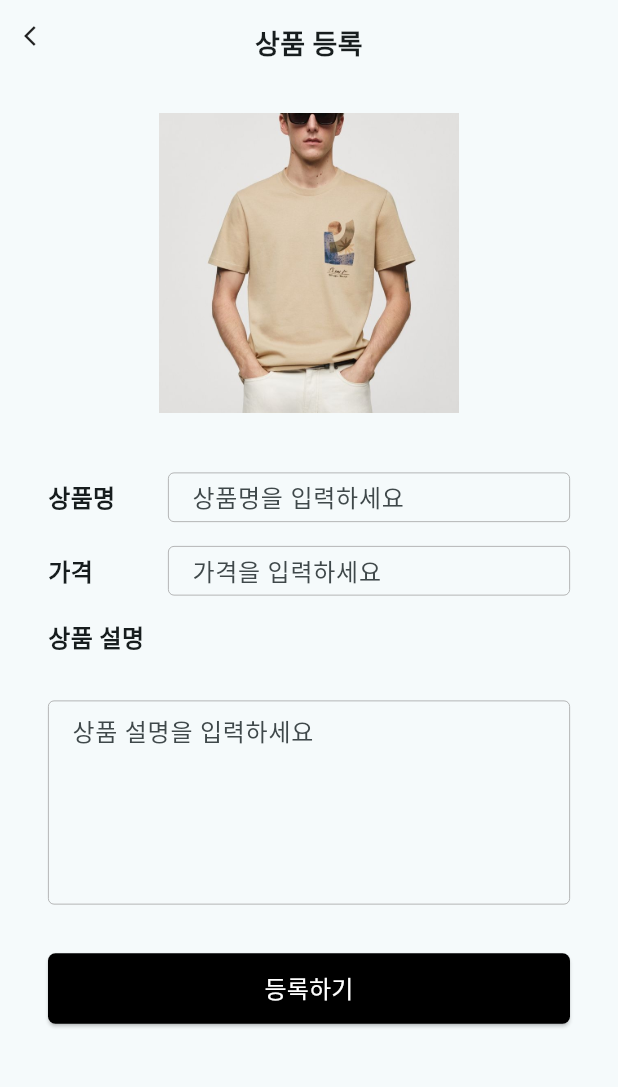
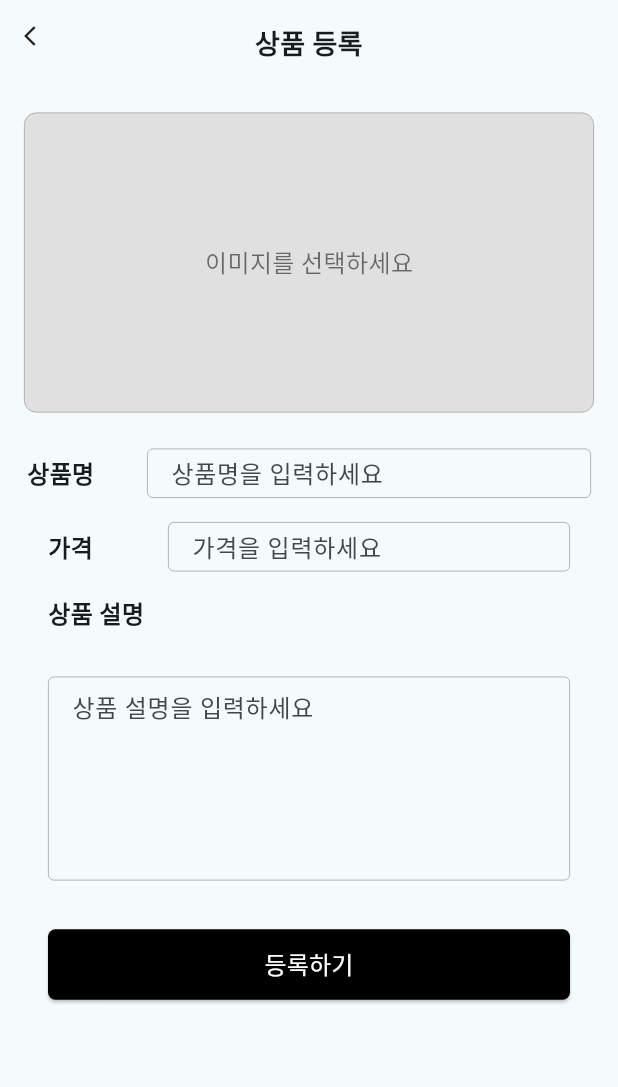
Before and after one commit to Metachive/buybye, a Flutter app: the ProductRegister screen opened directly, on a phone screen of 412 x 824 dp, the part 84-1171 px from its top. Run offline on Flutter 3.47's test engine with Material 3 defaults, Android fonts, the phone set to English and light mode, and no system bars; our stand-ins replace image_picker.

Commit message:
feature: 이미지 선택 기능 추가

```diff
--- a/lib/main.dart
+++ b/lib/main.dart
@@ -2,6 +2,7 @@ import 'package:flutter/material.dart';
 import 'homepage.dart';
 
 void main() {
+  WidgetsFlutterBinding.ensureInitialized();
   runApp(const MyApp());
 }
 
--- a/lib/models/purchase.dart
+++ b/lib/models/purchase.dart
@@ -1,6 +1,4 @@
 import 'package:flutter_buybye/models/product.dart';
-
-import 'cart_item.dart';
 
 class Purchase {
   final Product product;
--- a/lib/product_register.dart
+++ b/lib/product_register.dart
@@ -1,6 +1,6 @@
 import 'package:flutter/material.dart';
-import 'package:intl/intl.dart';
-import 'models/product.dart';
+import 'package:image_picker/image_picker.dart';
+
 import 'widgets/common_app_bar.dart';
 
 class ProductRegister extends StatefulWidget {
@@ -17,7 +17,14 @@ class _ProductRegisterState extends State<ProductRegister> {
   final _nameController = TextEditingController();
   final _priceController = TextEditingController();
   final _descriptionController = TextEditingController();
-  String _selectedImage = 'assets/images/product/product1.png'; // 기본 이미지
+
+  final picker = ImagePicker();
+  XFile? pickedFile;
+
+  @override
+  void initState() {
+    super.initState();
+  }
 
   @override
   void dispose() {
@@ -66,24 +73,40 @@ class _ProductRegisterState extends State<ProductRegister> {
                 child: Column(
                   crossAxisAlignment: CrossAxisAlignment.start,
                   children: [
-                    // 이미지 선택
-                    Center(
-                      child: Column(
-                        children: [
-                          Image.asset(
-                            _selectedImage,
-                            width: 200,
-                            height: 200,
-                            fit: BoxFit.cover,
+                    GestureDetector(
+                      onTap: () async {
+                        final XFile? image = await picker.pickImage(
+                          source: ImageSource.gallery,
+                          imageQuality: 50,
+                        );
+                        if (image != null) {
+                          setState(() {
+                            pickedFile = image;
+                          });
+                        }
+                      },
+                      child: Container(
+                        width: double.infinity,
+                        height: 200,
+                        decoration: BoxDecoration(
+                          color: Colors.grey[300],
+                          borderRadius: BorderRadius.circular(8.0),
+                          border: Border.all(color: Colors.grey, width: 0.5),
+                        ),
+                        child: const Center(
+                          child: Text(
+                            '이미지를 선택하세요',
+                            style: TextStyle(
+                              fontSize: 16,
+                              color: Colors.black54,
+                            ),
                           ),
-                          const SizedBox(height: 16),
-                        ],
+                        ),
                       ),
                     ),
                     const SizedBox(height: 24),
-                    // 상품명 입력
                     Padding(
-                      padding: const EdgeInsets.symmetric(horizontal: 16.0),
+                      padding: const EdgeInsets.symmetric(horizontal: 2.0),
                       child: Row(
                         crossAxisAlignment: CrossAxisAlignment.center,
                         children: [
@@ -217,14 +240,12 @@ class _ProductRegisterState extends State<ProductRegister> {
                       ),
                     ),
                     const SizedBox(height: 32),
-                    // 등록 버튼
                     Container(
                       width: double.infinity,
                       padding: const EdgeInsets.symmetric(horizontal: 16.0),
                       child: ElevatedButton(
                         onPressed: () {
                           if (_formKey.currentState!.validate()) {
-                            // TODO: 상품 등록 기능 구현
                             ScaffoldMessenger.of(context).showSnackBar(
                               const SnackBar(content: Text('상품이 등록되었습니다')),
                             );
--- a/lib/purchase_list.dart
+++ b/lib/purchase_list.dart
@@ -1,7 +1,6 @@
 import 'package:flutter/material.dart';
 import 'package:flutter_buybye/models/purchase.dart';
 import 'package:intl/intl.dart';
-import 'models/cart_item.dart';
 
 class PurchaseList extends StatefulWidget {
   const PurchaseList({super.key});
@@ -171,6 +170,7 @@ class _PurchaseListState extends State<PurchaseList> {
               color: Colors.white,
               boxShadow: [
                 BoxShadow(
+                  // ignore: deprecated_member_use
                   color: Colors.grey.withOpacity(0.2),
                   spreadRadius: 1,
                   blurRadius: 4,
--- a/lib/shopping_cart.dart
+++ b/lib/shopping_cart.dart
@@ -1,6 +1,5 @@
 import 'package:flutter/material.dart';
 import 'package:intl/intl.dart';
-import 'models/product.dart';
 import 'models/cart_item.dart';
 import 'widgets/common_app_bar.dart';
 
@@ -203,6 +202,7 @@ class _ShoppingCartState extends State<ShoppingCart> {
               color: Colors.white,
               boxShadow: [
                 BoxShadow(
+                  // ignore: deprecated_member_use
                   color: Colors.grey.withOpacity(0.2),
                   spreadRadius: 1,
                   blurRadius: 4,
--- a/lib/widgets/common_app_bar.dart
+++ b/lib/widgets/common_app_bar.dart
@@ -1,3 +1,5 @@
+// ignore_for_file: deprecated_member_use
+
 import 'package:flutter/material.dart';
 import '../homepage.dart';
 import '../shopping_cart.dart';
@@ -48,7 +50,7 @@ class CommonAppBar extends StatelessWidget implements PreferredSizeWidget {
                 right: -MediaQuery.of(context).size.width * 0.6 * value,
                 child: Material(
                   color: Colors.white,
-                  child: Container(
+                  child: SizedBox(
                     width: MediaQuery.of(context).size.width * 0.6,
                     height: MediaQuery.of(context).size.height - topOffset,
                     child: Column(
--- a/pubspec.yaml
+++ b/pubspec.yaml
@@ -35,7 +35,7 @@ dependencies:
   # Use with the CupertinoIcons class for iOS style icons.
   cupertino_icons: ^1.0.8
   intl: ^0.19.0
-
+  image_picker: ^0.8.7+4
 dev_dependencies:
   flutter_test:
     sdk: flutter
```
Also changed, not shown: pubspec.lock, 14 other files.
